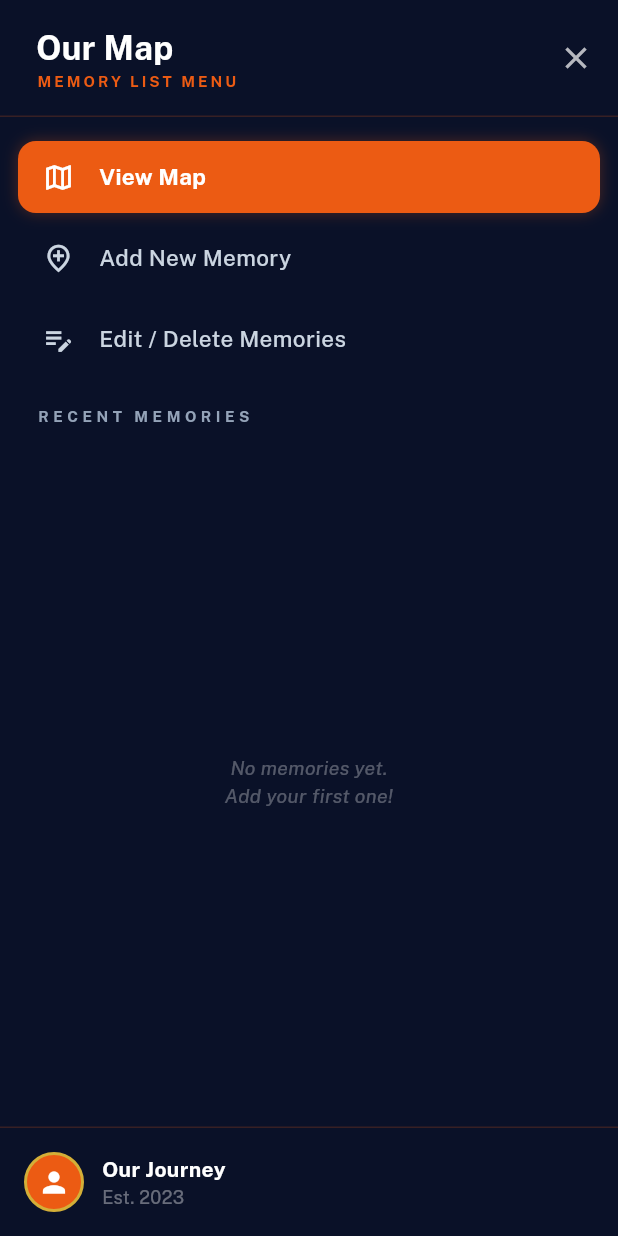
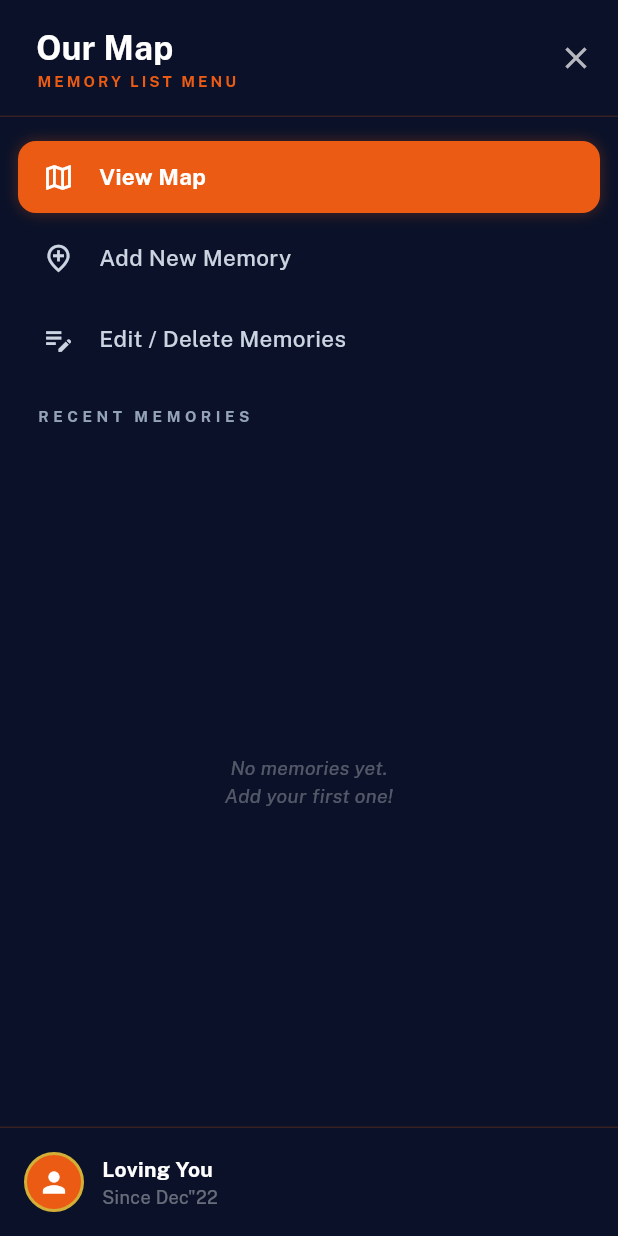
Before and after one commit to muhammad-ali-iqbal/Our-Journey, a Flutter app: the MapScreen screen opened directly, with the side drawer open, on a phone screen of 412 x 824 dp. Run offline on Flutter 3.47's test engine with Material 3 defaults, Android fonts, the phone set to English and light mode, and no system bars; our stand-ins replace audioplayers, google_fonts, image_picker, supabase_flutter; accounts and stored records are empty.

```diff
--- a/ourmap/lib/screens/menu_drawer.dart
+++ b/ourmap/lib/screens/menu_drawer.dart
@@ -232,7 +232,7 @@ class MenuDrawer extends StatelessWidget {
                     mainAxisSize: MainAxisSize.min,
                     children: const [
                       Text(
-                        'Our Journey',
+                        'Loving You',
                         style: TextStyle(
                           color: Colors.white,
                           fontWeight: FontWeight.bold,
@@ -240,7 +240,7 @@ class MenuDrawer extends StatelessWidget {
                         ),
                       ),
                       Text(
-                        'Est. 2023',
+                        'Since Dec"22',
                         style: TextStyle(color: Colors.white38, fontSize: 12),
                       ),
                     ],
```
Also changed, not shown: 22 other files.
